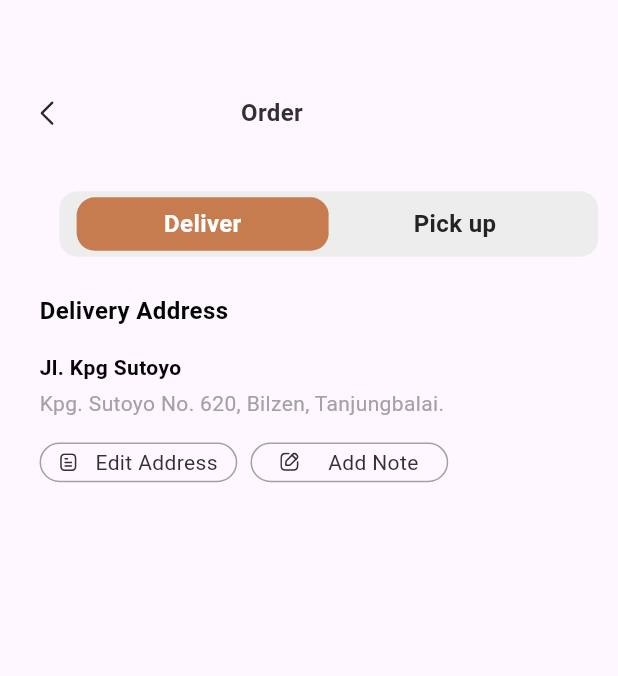
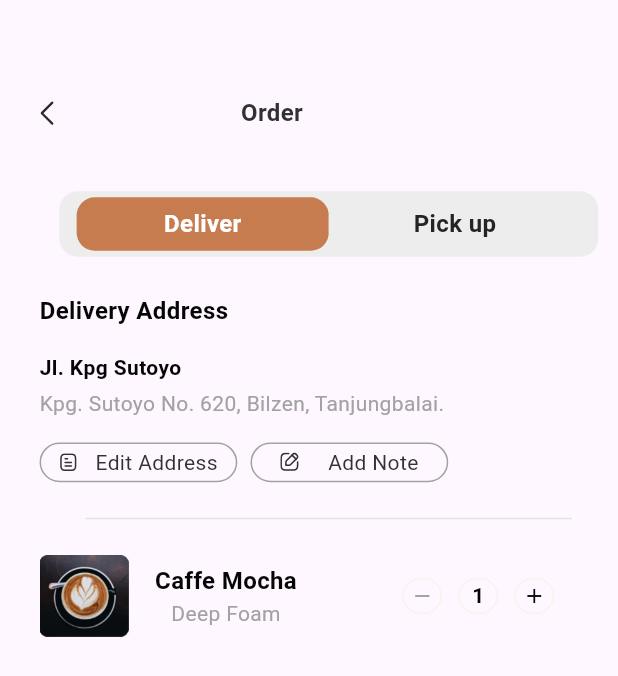
Before and after one commit to mahaabdulla/coffee_app, a Flutter app: the DetailsBody screen opened directly, after a tap on "Buy Now", on a phone screen of 412 x 824 dp. Shown: the top 676 px of the screen. Run offline on Flutter 3.47's test engine with Material 3 defaults, Android fonts, the phone set to English and light mode, and no system bars; our stand-ins replace flutter_screenutil, flutter_svg.

Commit message:
add coffee card widget

```diff
--- a/lib/feature/pages/details/widgets/details_body.dart
+++ b/lib/feature/pages/details/widgets/details_body.dart
@@ -1,5 +1,6 @@
 import 'package:coffee_app/core/const/colors.dart';
 import 'package:coffee_app/core/const/text.dart';
+import 'package:coffee_app/feature/pages/details/widgets/gery_divider.dart';
 
 import 'package:coffee_app/feature/pages/details/widgets/component_descrption.dart';
 import 'package:coffee_app/feature/pages/details/widgets/cooffee_descrption_widgets.dart';
@@ -31,7 +32,7 @@ class DetailsBody extends StatelessWidget {
             SizedBox(height: 16.h),
             CoffeeDescryptionWidget(),
             SizedBox(height: 16.h),
-            // GeryDivider(),
+            GeryDivider(),
             SizedBox(height: 16.h),
             ComponenetDescrption(),
             SizedBox(height: 16.h),
--- /dev/null
+++ b/lib/feature/pages/details/widgets/gery_divider.dart
@@ -0,0 +1,10 @@
+import 'package:flutter/material.dart';
+
+class GeryDivider extends StatelessWidget {
+  const GeryDivider({super.key});
+
+  @override
+  Widget build(BuildContext context) {
+    return const Divider(color: Colors.grey, thickness: 1);
+  }
+}
--- /dev/null
+++ b/lib/feature/pages/order/widget/add_coffee_card.dart
@@ -0,0 +1,72 @@
+import 'package:coffee_app/core/const/colors.dart';
+import 'package:coffee_app/core/const/png_images.dart';
+import 'package:coffee_app/core/const/text.dart';
+import 'package:flutter/material.dart';
+import 'package:flutter_screenutil/flutter_screenutil.dart';
+
+class AddCoffeeCard extends StatelessWidget {
+  const AddCoffeeCard({super.key});
+
+  @override
+  Widget build(BuildContext context) {
+    return Row(
+      children: [
+        Image.asset(caputionuImage, width: 54.w, height: 54.h),
+        SizedBox(width: 16.w),
+        Column(
+          children: [
+            Text(
+              'Caffe Mocha',
+              style: TextStyles.headLine16.copyWith(
+                color: darkGreyTextColor,
+                fontWeight: FontWeight.bold,
+              ),
+            ),
+            Text(
+              'Deep Foam',
+              style: TextStyles.headLine12.copyWith(color: Color(0XFFA2A2A2)),
+            ),
+          ],
+        ),
+        SizedBox(width: 64.w),
+        Container(
+          width: 24.w,
+          height: 24.h,
+          decoration: BoxDecoration(
+            borderRadius: BorderRadius.circular(20),
+            border: Border.all(color: Color(0XFFF9F2ED)),
+          ),
+          child: Icon(Icons.remove, color: geryTextColor, size: 16),
+        ),
+        SizedBox(width: 10.w),
+        Container(
+          width: 24.w,
+          height: 24.h,
+          decoration: BoxDecoration(
+            borderRadius: BorderRadius.circular(20),
+            border: Border.all(color: Color(0XFFF9F2ED)),
+          ),
+          child: Center(
+            child: Text(
+              '1',
+              style: TextStyles.headLine14.copyWith(
+                color: darkGreyTextColor,
+                fontWeight: FontWeight.bold,
+              ),
+            ),
+          ),
+        ),
+        SizedBox(width: 10.w),
+        Container(
+          width: 24.w,
+          height: 24.h,
+          decoration: BoxDecoration(
+            borderRadius: BorderRadius.circular(20),
+            border: Border.all(color: Color(0XFFF9F2ED)),
+          ),
+          child: Icon(Icons.add, color: darkGreyTextColor, size: 16),
+        ),
+      ],
+    );
+  }
+}
--- a/lib/feature/pages/order/widget/order_body.dart
+++ b/lib/feature/pages/order/widget/order_body.dart
@@ -1,3 +1,8 @@
+import 'package:coffee_app/core/const/colors.dart';
+import 'package:coffee_app/core/const/png_images.dart';
+import 'package:coffee_app/core/const/text.dart';
+import 'package:coffee_app/feature/pages/details/widgets/custome_divider_widget.dart';
+import 'package:coffee_app/feature/pages/order/widget/add_coffee_card.dart';
 import 'package:coffee_app/feature/pages/order/widget/delivre_container.dart';
 import 'package:coffee_app/feature/pages/order/widget/delivry_address_widget.dart';
 import 'package:coffee_app/feature/pages/order/widget/navbar_widget.dart';
@@ -20,6 +25,11 @@ class OrderBody extends StatelessWidget {
               DelivireContainer(),
               SizedBox(height: 24.h),
               DelivryAddressWidget(),
+
+              SizedBox(height: 16.h),
+              GeryDivider(),
+              SizedBox(height: 16.h),
+              AddCoffeeCard(),
             ],
           ),
         ),
```
